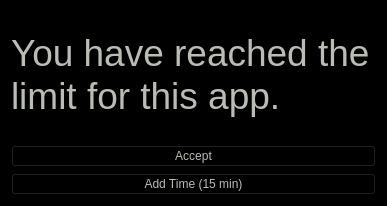
First picture: the form in src/main/resources/base/dialog.ui, repository j718/screentime, before the edit.
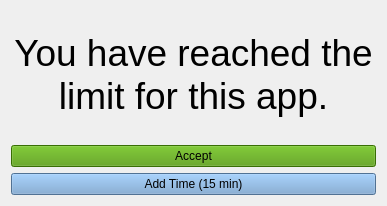
Second picture: the form after the edit.

```diff
--- a/src/main/resources/base/dialog.ui
+++ b/src/main/resources/base/dialog.ui
@@ -14,14 +14,16 @@
    <string>Form</string>
   </property>
   <property name="styleSheet">
-   <string notr="true">background-color: rgb(0, 0, 0);
-color: rgb(186, 189, 182);</string>
+   <string notr="true"/>
   </property>
   <layout class="QVBoxLayout" name="verticalLayout">
    <item>
     <widget class="QLabel" name="app_name">
+     <property name="styleSheet">
+      <string notr="true">font: 75 24pt &quot;Roboto&quot;;</string>
+     </property>
      <property name="text">
-      <string>&lt;html&gt;&lt;head/&gt;&lt;body&gt;&lt;p&gt;&lt;span style=&quot; font-size:28pt;&quot;&gt;You have reached the limit for this app.&lt;/span&gt;&lt;/p&gt;&lt;/body&gt;&lt;/html&gt;</string>
+      <string>&lt;html&gt;&lt;head/&gt;&lt;body&gt;&lt;p align=&quot;center&quot;&gt;&lt;span style=&quot; font-size:28pt;&quot;&gt;You have reached the limit for this app.&lt;/span&gt;&lt;/p&gt;&lt;/body&gt;&lt;/html&gt;</string>
      </property>
      <property name="wordWrap">
       <bool>true</bool>
@@ -30,6 +32,9 @@
    </item>
    <item>
     <widget class="QPushButton" name="accept_button">
+     <property name="styleSheet">
+      <string notr="true">background-color: rgb(78, 154, 6);</string>
+     </property>
      <property name="text">
       <string>Accept</string>
      </property>
@@ -37,6 +42,9 @@
    </item>
    <item>
     <widget class="QPushButton" name="add_button">
+     <property name="styleSheet">
+      <string notr="true">background-color: rgb(114, 159, 207);</string>
+     </property>
      <property name="text">
       <string>Add Time (15 min)</string>
      </property>
```
Left out of the diff: 4 changed lines with no effect on the pictures.
